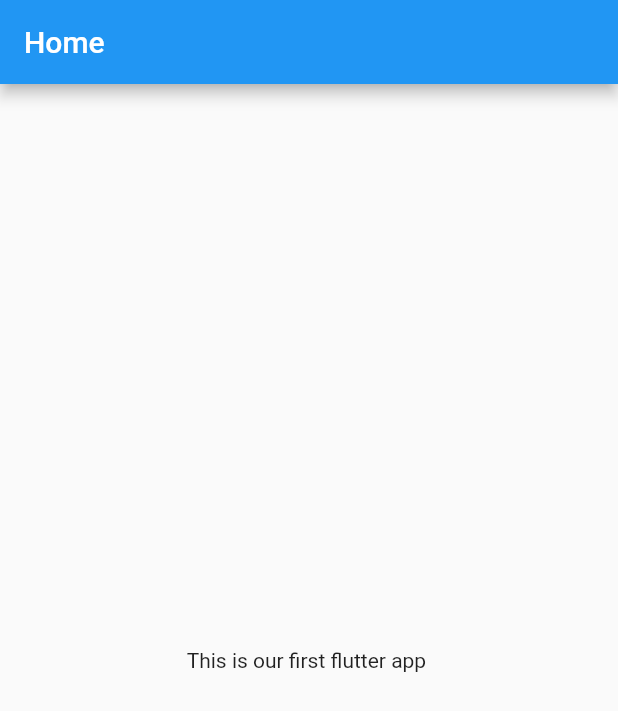
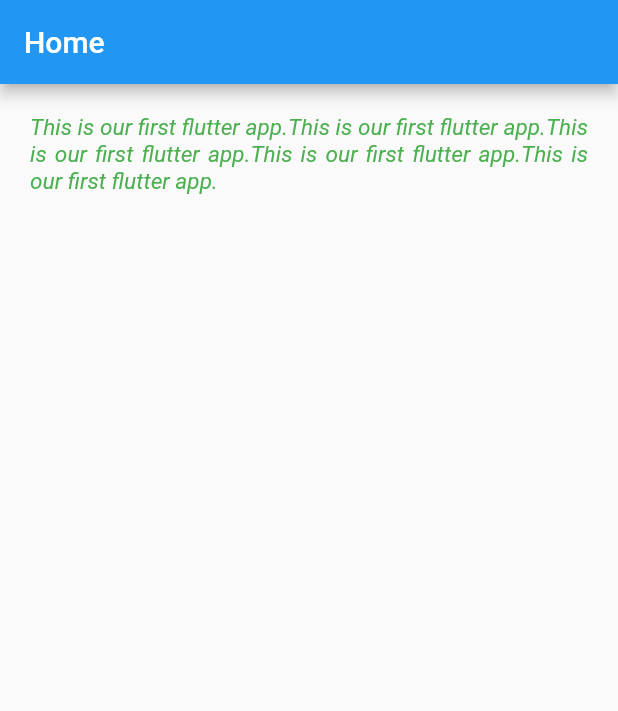
Before and after one commit to amiarafat/flutter_tutorial, a Flutter app: the screen it shows after launch, on a phone screen of 412 x 824 dp. Shown: the top 711 px of the screen. Run offline on Flutter 3.47's test engine with Material 2 defaults, Android fonts, the phone set to English and light mode, and no system bars.

Commit message:
text and padding widget

```diff
--- a/lib/main.dart
+++ b/lib/main.dart
@@ -3,27 +3,27 @@ import 'package:flutter/material.dart';
 
 void main(){
 
-  runApp(new MyApp());
+  runApp(MaterialApp(
+    title: 'My App',
+    home: HomePage(),
+  ));
 
 }
 
-class MyApp extends StatelessWidget{
-
+class HomePage extends StatelessWidget{
 
   @override
   Widget build(BuildContext context) {
 
-    return new MaterialApp(
-      title: 'My App',
-      home: Scaffold(
-
+    return Scaffold(
         appBar: new AppBar(
           title: new Text('Home'),
         ),
-        body:    Center(
-          child: new Text('This is our first flutter app '),
-        ),
-      ),
-    );
+        body: Padding(
+          padding: EdgeInsets.all(20.0),
+          child: new Text('This is our first flutter app.This is our first flutter app.This is our first flutter app.This is our first flutter app.This is our first flutter app. ',
+              textAlign: TextAlign.justify, style: TextStyle(color: Colors.green,fontSize: 15, fontStyle: FontStyle.italic)),
+        )
+      );
   }
 }
```
Also changed, not shown: 1 other file.
